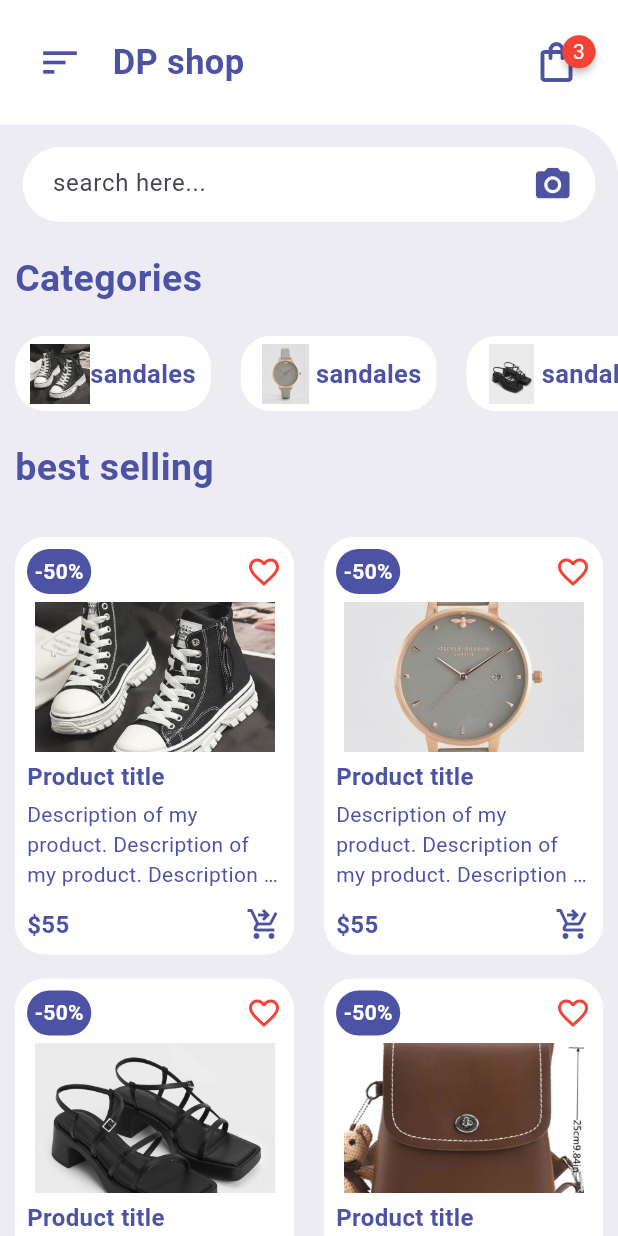
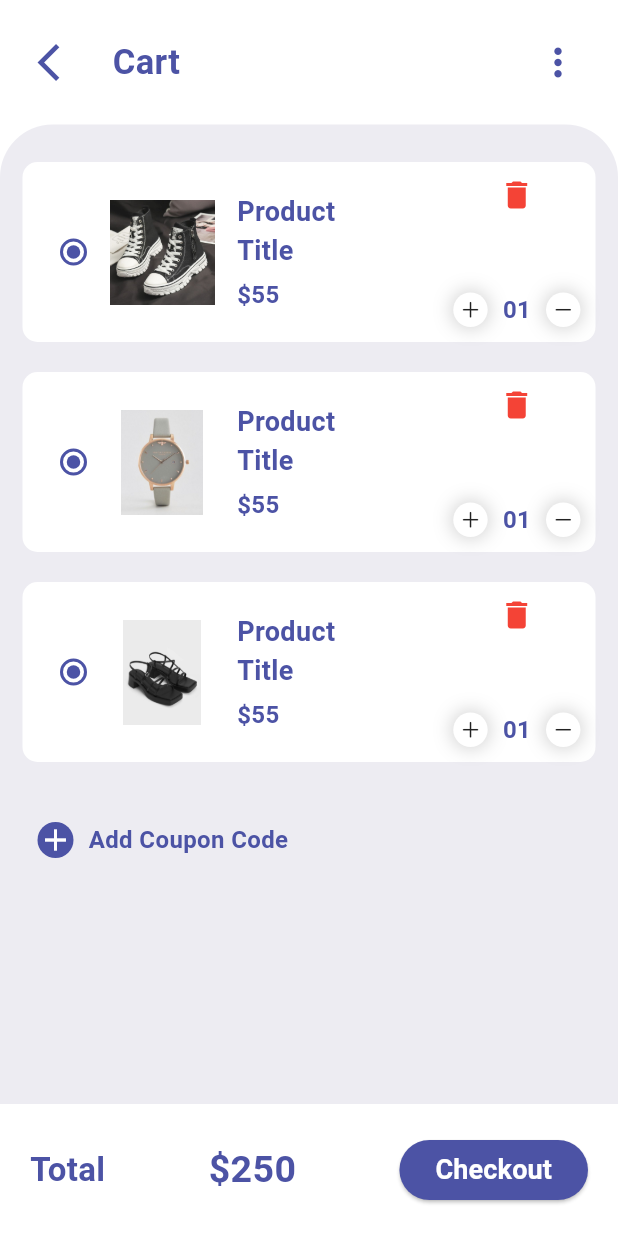
Before and after one commit to sama717/flutter_shop, a Flutter app: the screen it shows after launch, after a tap on the "shopping bag" icon, on a phone screen of 412 x 824 dp. Run offline on Flutter 3.47's test engine with Material 3 defaults, Android fonts, the phone set to English and light mode, and no system bars; drawn by our look-alikes of badges; our stand-ins replace curved_navigation_bar.

Commit message:
Second Commit - Sama

```diff
--- /dev/null
+++ b/lib/Pages/cart_page.dart
@@ -0,0 +1,61 @@
+import 'package:flutter/material.dart';
+import 'package:flutter_shop/Widgets/cart_app_bar_widget.dart';
+import 'package:flutter_shop/Widgets/cart_bottom_nav_widget.dart';
+import 'package:flutter_shop/Widgets/cart_item_samples.dart';
+
+class CartPage extends StatelessWidget {
+  const CartPage({super.key});
+
+  @override
+  Widget build(BuildContext context) {
+    return Scaffold(
+      body: ListView(
+        children: [
+          const CartAppBar(),
+
+          Container(
+            height: 800,
+            padding: const EdgeInsets.only(top: 15),
+            decoration: const BoxDecoration(
+              color:  Color(0xFFEDECF2),
+              borderRadius: BorderRadius.only(topLeft:Radius.circular(35),
+              topRight:Radius.circular(35),
+              ),
+            ),
+            child: Column(
+              children: [
+                const CartItemSamples(),
+                Container(
+                  // decoration:
+                  // BoxDecoration(
+                  //   borderRadius: BorderRadius.circular(10),
+                  // ) ,
+                  margin: const EdgeInsets.symmetric(vertical: 20,horizontal: 15),
+                  padding: const EdgeInsets.all(10),
+                  child: Row(children: [
+                    Container(
+                      decoration: BoxDecoration(color: const Color(0xFF4C53A5),
+                      borderRadius: BorderRadius.circular(20),
+                      ),
+                      child: const Icon(Icons.add, color: Colors.white,
+                      ),
+                    ),
+                    const Padding(
+                      padding: EdgeInsets.symmetric(horizontal: 10),
+                    child: Text("Add Coupon Code", style: TextStyle(
+                      color:Color(0xFF4C53A5),
+                      fontWeight: FontWeight.bold,
+                      fontSize: 16,
+                    )),
+                    ),
+                  ],),
+                ),
+              ],
+            ),
+          ),
+        ],
+      ),
+      bottomNavigationBar: const CartBottomNavBar(),
+    );
+  }
+}
--- a/lib/Pages/home_page.dart
+++ b/lib/Pages/home_page.dart
@@ -1,27 +1,29 @@
+import 'package:curved_navigation_bar/curved_navigation_bar.dart';
+import 'package:flutter/cupertino.dart';
 import 'package:flutter/material.dart';
 import 'package:flutter_shop/Widgets/categories_widget.dart';
 import 'package:flutter_shop/Widgets/home_app_bar.dart';
 import 'package:flutter_shop/Widgets/items_widget.dart';
 
-class HomePage extends StatelessWidget{
+class HomePage extends StatelessWidget {
   const HomePage({super.key});
 
   @override
-  Widget build(BuildContext context){
+  Widget build(BuildContext context) {
     return Scaffold(
-      body: ListView(children: [
+      body: ListView(
+        children: [
           const HomeAppBar(),
           Container(
-
             //height: 500,
             padding: const EdgeInsets.only(top: 15),
             decoration: const BoxDecoration(
                 color: Color(0xFFEDECF2),
                 borderRadius: BorderRadius.only(
                   topRight: Radius.circular(35),
-            )
-          ),
-          child: Column(children: [
+                )),
+            child: Column(
+              children: [
                 Container(
                   // search item
                   margin: const EdgeInsets.symmetric(horizontal: 15),
@@ -60,10 +62,11 @@ class HomePage extends StatelessWidget{
                     vertical: 20,
                     horizontal: 10,
                   ),
-              child: const Text("Categories",
+                  child: const Text(
+                    "Categories",
                     style: TextStyle(
                         fontSize: 25,
-                  fontWeight: FontWeight.bold ,
+                        fontWeight: FontWeight.bold,
                         color: Color(0xFF4C53A5)),
                   ),
                 ),
@@ -72,7 +75,8 @@ class HomePage extends StatelessWidget{
                 //   items
                 Container(
                   alignment: Alignment.centerLeft,
-              margin: const EdgeInsets.symmetric(vertical: 20 , horizontal: 10),
+                  margin:
+                      const EdgeInsets.symmetric(vertical: 20, horizontal: 10),
                   child: const Text(
                     "best selling",
                     style: TextStyle(
@@ -86,9 +90,19 @@ class HomePage extends StatelessWidget{
               ],
             ),
           )
-
-      ],),
+        ],
+      ),
+      bottomNavigationBar: CurvedNavigationBar(
+        backgroundColor: Colors.transparent,
+        onTap: (index) {},
+        color: const Color(0xFF4C53A5),
+        height: 65,
+        items: const [
+          Icon(Icons.home, size: 30, color: Colors.white),
+          Icon(CupertinoIcons.cart_fill, size: 30, color: Colors.white),
+          Icon(CupertinoIcons.list_bullet, size: 30, color: Colors.white)
+        ],
+      ),
     );
-
   }
 }
--- /dev/null
+++ b/lib/Pages/item_page.dart
@@ -0,0 +1,18 @@
+import 'package:flutter/material.dart';
+import 'package:flutter_shop/Widgets/item_app_bar.dart';
+
+class ItemPage extends StatelessWidget {
+  const ItemPage({super.key});
+
+  @override
+  Widget build(BuildContext context) {
+    return Scaffold(
+      backgroundColor: const Color(0xFFEDECF2),
+      body: ListView(
+        children: const [
+          ItemAppBar(),
+        ],
+      ),
+    );
+  }
+}
--- /dev/null
+++ b/lib/Widgets/cart_app_bar_widget.dart
@@ -0,0 +1,44 @@
+import 'package:flutter/material.dart';
+
+class CartAppBar extends StatelessWidget {
+  const CartAppBar({super.key});
+
+  @override
+  Widget build(BuildContext context) {
+    return Container(
+      color: Colors.white,
+      padding: const EdgeInsets.all(25),
+      child: Row(
+        children: [
+          InkWell(
+            onTap: () {
+              Navigator.pop(context);
+            },
+            child: const Icon(
+              Icons.arrow_back_ios,
+              size: 30,
+              color: Color(0xFF4C53A5),
+            ),
+          ),
+          const Padding(
+            padding: EdgeInsets.only(left: 20),
+            child: Text(
+              "Cart",
+              style: TextStyle(
+                fontSize: 23,
+                fontWeight: FontWeight.bold,
+                color: Color(0xFF4C53A5),
+              ),
+            ),
+          ),
+          const Spacer(),
+          const Icon(
+            Icons.more_vert,
+            size: 30,
+            color: Color(0xFF4C53A5),
+          ),
+        ],
+      ),
+    );
+  }
+}
--- /dev/null
+++ b/lib/Widgets/cart_bottom_nav_widget.dart
@@ -0,0 +1,58 @@
+import 'package:flutter/material.dart';
+
+class CartBottomNavBar extends StatelessWidget {
+  const CartBottomNavBar({Key? key}) : super(key: key);
+
+  @override
+  Widget build(BuildContext context) {
+    return Column(
+      mainAxisSize: MainAxisSize.min,
+      children: [
+        Container(
+          padding: const EdgeInsets.symmetric(horizontal: 20, vertical: 20),
+          color: Colors.white, // Set background color to differentiate
+          child: Row(
+            mainAxisAlignment: MainAxisAlignment.spaceBetween,
+            children: [
+              const Text(
+                "Total",
+                style: TextStyle(
+                  color: Color(0xFF4C53A5),
+                  fontSize: 22,
+                  fontWeight: FontWeight.bold,
+                ),
+              ),
+              const Text(
+                "\$250",
+                style: TextStyle(
+                  fontSize: 25,
+                  fontWeight: FontWeight.bold,
+                  color: Color(0xFF4C53A5),
+                ),
+              ),
+              ElevatedButton(
+                onPressed: () {
+                  // Handle checkout action
+                },
+                style: ElevatedButton.styleFrom(
+                  backgroundColor: const Color(0xFF4C53A5),
+                  shape: RoundedRectangleBorder(
+                    borderRadius: BorderRadius.circular(20),
+                  ),
+                ),
+                child: const Text(
+                  "Checkout",
+                  style: TextStyle(
+                    color: Colors.white,
+                    fontSize: 18,
+                    fontWeight: FontWeight.bold,
+                  ),
+                ),
+              ),
+            ],
+          ),
+        ),
+      ],
+    );
+  }
+}
--- /dev/null
+++ b/lib/Widgets/cart_item_samples.dart
@@ -0,0 +1,128 @@
+import 'package:flutter/cupertino.dart';
+import 'package:flutter/material.dart';
+
+class CartItemSamples extends StatelessWidget {
+  const CartItemSamples({super.key});
+
+  @override
+  Widget build(BuildContext context) {
+    return Column(
+      children: [
+        for (int i = 1; i < 4; i++)
+          Container(
+            height: 120, // Adjusted height
+            margin: const EdgeInsets.symmetric(horizontal: 15, vertical: 10),
+            padding: const EdgeInsets.all(10),
+            decoration: BoxDecoration(
+              color: Colors.white,
+              borderRadius: BorderRadius.circular(10),
+            ),
+            child: Row(
+              children: [
+                Radio(
+                  value: "",
+                  groupValue: "",
+                  activeColor: const Color(0xFF4C53A5),
+                  onChanged: (index) {},
+                ),
+                Container(
+                  height: 70,
+                  width: 70,
+                  margin: const EdgeInsets.only(right: 15),
+                  child: Image.asset("images/$i.jpg"),
+                ),
+                const Expanded(
+                  child: Padding(
+                    padding: EdgeInsets.symmetric(vertical: 10),
+                    child: Column(
+                      crossAxisAlignment: CrossAxisAlignment.start,
+                      mainAxisAlignment: MainAxisAlignment.spaceBetween,
+                      children: [
+                        Text(
+                          "Product Title",
+                          style: TextStyle(
+                            fontSize: 18,
+                            fontWeight: FontWeight.bold,
+                            color: Color(0xFF4C53A5),
+                          ),
+                        ),
+                        Text(
+                          "\$55",
+                          style: TextStyle(
+                            fontSize: 16,
+                            fontWeight: FontWeight.bold,
+                            color: Color(0xFF4C53A5),
+                          ),
+                        ),
+                      ],
+                    ),
+                  ),
+                ),
+                const Spacer(), // Added Spacer to push the delete icon to the right
+                Column(
+                  mainAxisAlignment: MainAxisAlignment.spaceBetween,
+                  children: [
+                    const Icon(
+                      Icons.delete,
+                      color: Colors.red,
+                    ),
+                    Row(
+                      children: [
+                        Container(
+                          padding: const EdgeInsets.all(4),
+                          decoration: BoxDecoration(
+                            color: Colors.white,
+                            borderRadius: BorderRadius.circular(20),
+                            boxShadow: [
+                              BoxShadow(
+                                color: Colors.grey.withOpacity(0.5),
+                                spreadRadius: 1,
+                                blurRadius: 10,
+                              ),
+                            ],
+                          ),
+                          child: const Icon(
+                            CupertinoIcons.plus,
+                            size: 15,
+                          ),
+                        ),
+                        Container(
+                          margin: const EdgeInsets.symmetric(horizontal: 10),
+                          child: const Text(
+                            "01",
+                            style: TextStyle(
+                              fontSize: 16,
+                              fontWeight: FontWeight.bold,
+                              color: Color(0xFF4C53A5),
+                            ),
+                          ),
+                        ),
+                        Container(
+                          padding: const EdgeInsets.all(4),
+                          decoration: BoxDecoration(
+                            color: Colors.white,
+                            borderRadius: BorderRadius.circular(20),
+                            boxShadow: [
+                              BoxShadow(
+                                color: Colors.grey.withOpacity(0.5),
+                                spreadRadius: 1,
+                                blurRadius: 10,
+                              ),
+                            ],
+                          ),
+                          child: const Icon(
+                            CupertinoIcons.minus,
+                            size: 15,
+                          ),
+                        ),
+                      ],
+                    ),
+                  ],
+                ),
+              ],
+            ),
+          ),
+      ],
+    );
+  }
+}
--- a/lib/Widgets/home_app_bar.dart
+++ b/lib/Widgets/home_app_bar.dart
@@ -40,7 +40,9 @@ class HomeAppBar extends StatelessWidget {
               padding: EdgeInsets.all(7),
             ),
             child: InkWell(
-              onTap: () {},
+              onTap: () {
+                Navigator.pushNamed(context, "cartPage");
+              },
               child: const Icon(
                 Icons.shopping_bag_outlined,
                 size: 32,
--- /dev/null
+++ b/lib/Widgets/item_app_bar.dart
@@ -0,0 +1,10 @@
+import 'package:flutter/material.dart';
+
+class ItemAppBar extends StatelessWidget {
+  const ItemAppBar({super.key});
+
+  @override
+  Widget build(BuildContext context) {
+    return Container();
+  }
+}
--- a/lib/Widgets/items_widget.dart
+++ b/lib/Widgets/items_widget.dart
@@ -10,7 +10,8 @@ class ItemsWidget extends StatelessWidget {
         childAspectRatio: 0.7, // Adjusted aspect ratio
         crossAxisCount: 2,
         shrinkWrap: true,
-        physics: const NeverScrollableScrollPhysics(), // Disable GridView's own scrolling
+        physics:
+            const NeverScrollableScrollPhysics(), // Disable GridView's own scrolling
         children: [
           for (int i = 1; i < 11; i++)
             Container(
@@ -48,7 +49,9 @@ class ItemsWidget extends StatelessWidget {
                     ],
                   ),
                   InkWell(
-                    onTap: () {},
+                    onTap: () {
+                      Navigator.pushNamed(context, "itemPage");
+                    },
                     child: Container(
                       margin: const EdgeInsets.all(5), // Reduced margin
                       child: Image.asset(
@@ -60,7 +63,8 @@ class ItemsWidget extends StatelessWidget {
                     ),
                   ),
                   Container(
-                    padding: const EdgeInsets.only(bottom: 4), // Reduced padding
+                    padding:
+                        const EdgeInsets.only(bottom: 4), // Reduced padding
                     child: const Text(
                       "Product title",
                       style: TextStyle(
@@ -78,7 +82,8 @@ class ItemsWidget extends StatelessWidget {
                         color: Color(0xFF4C53A5),
                       ),
                       maxLines: 3, // Limits to 3 lines
-                      overflow: TextOverflow.ellipsis, // Adds ellipsis for overflow
+                      overflow:
+                          TextOverflow.ellipsis, // Adds ellipsis for overflow
                     ),
                   ),
                   const Padding(
--- a/lib/main.dart
+++ b/lib/main.dart
@@ -1,5 +1,7 @@
 import 'package:flutter/material.dart';
+import 'package:flutter_shop/Pages/cart_page.dart';
 import 'package:flutter_shop/Pages/home_page.dart';
+import 'package:flutter_shop/Pages/item_page.dart';
 
 
 void main() {
@@ -18,7 +20,9 @@ class MyApp extends StatelessWidget {
        scaffoldBackgroundColor : Colors.white ,
     ),
     routes:{
-        "/" : (context) => const HomePage()
+        "/" : (context) => const HomePage(),
+        "cartPage" : (context) => const CartPage(),
+        "itemPage" : (context) => const ItemPage(),
     },
     );
     }
--- a/pubspec.yaml
+++ b/pubspec.yaml
@@ -34,6 +34,7 @@ dependencies:
   # Use with the CupertinoIcons class for iOS style icons.
   cupertino_icons: ^1.0.2
   badges: ^3.1.2
+  curved_navigation_bar: ^1.0.3
 
 
 dev_dependencies:
```
Also changed, not shown: pubspec.lock. Lines whose indentation alone changed are shown as unchanged.
